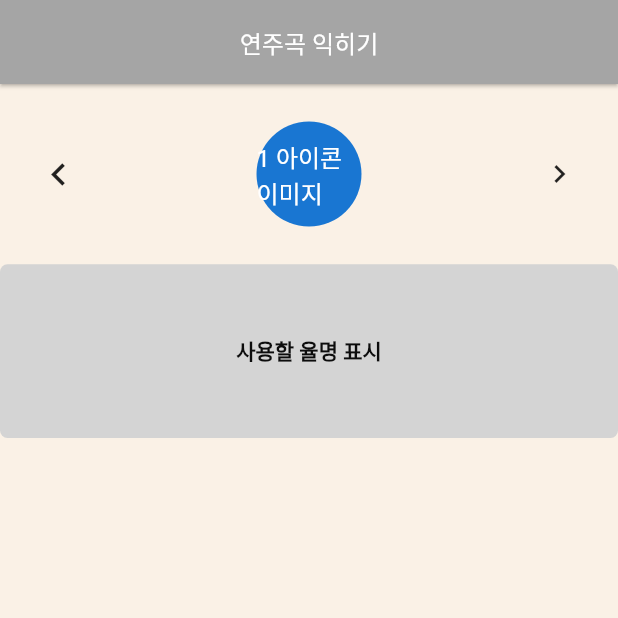
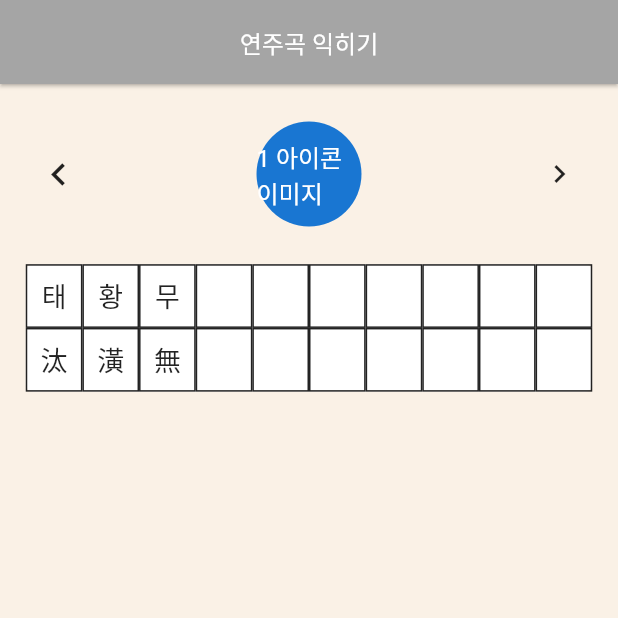
Before and after one commit to anseungwoo/mct_danso, a Flutter app: the DansoChartlist screen opened directly, on a phone screen of 412 x 824 dp, the top half of it. Run offline on Flutter 3.47's test engine with Material 2 defaults, Android fonts, the phone set to English and light mode, and no system bars; our stand-ins replace audioplayers, camera, carousel_slider, double_back_to_close_app, flutter_screenutil, fluttertoast and 7 more; missing offline and left inert: danso_function, dart:ffi, flutter_audio_recorder, flutter_sequence_animation, flutter_youtube_view; accounts and stored records are empty.

Commit message:
사용할율명표시:사용할율명표시부분 ui플로우에 나와있는대로수정 danso_chartlist.dart 한글을 표시할 컨테이너 10개 한자를 표시할 컨테이너 10개생성 learning_song_and_level_controller.dart list로 한글율명 한자율명을 저장 danso_function 버전업 <description> <issue-number>

```diff
--- a/lib/controllers/learning_song_and_level_controller.dart
+++ b/lib/controllers/learning_song_and_level_controller.dart
@@ -4,7 +4,20 @@ import 'package:project_danso/db/db_helpers.dart';
 class LearningSongAndLevelController extends GetxController {
   int currentLevel = 1;
   var songList = [].obs;
-
+  List hanja = [
+    '',
+    ['汰', '潢', '無', '', '', '', '', '', '', ''],
+    ['無', '潢', '汰', '㳞', '淋', '', '', '', '', ''],
+    ['仲', '林', '無', '潢', '汰', '㳞', '淋', '', '', ''],
+    ['仲', '林', '無', '潢', '汰', '㳞', '淋', '潕', '㶂', '㳲']
+  ];
+  List hangeul = [
+    '',
+    ['태', '황', '무', '', '', '', '', '', '', ''],
+    ['무', '황', '태', '중', '임', '', '', '', '', ''],
+    ['중', '임', '무', '황', '태', '중', '임', '', '', ''],
+    ['중', '임', '무', '황', '태', '중', '임', '무', '황', '태']
+  ];
   @override
   void onInit() {
     super.onInit();
--- a/lib/widgets/jungganbo/song_list_jungganbo.dart
+++ b/lib/widgets/jungganbo/song_list_jungganbo.dart
@@ -62,7 +62,7 @@ Widget fourByEightJung(double width, double height, int next) {
   );
 }
 
-Widget fourBySixJon(double width, double height) {
+Widget fourBySixJung(double width, double height) {
   JungGanBo testJungGanBo = new JungGanBo("도라지타령", "세마치장단",
       "t|m|h|o#mh|tm|h|o#mh|tm|h|o#mh|tm|h|o#mh|tm|h|o#t|m|h|o#J|^|J|^#J|^|J|J#mh|tt|tt|h#tt|J|tt|h#t|tt|tt|h#tt|J|tt|h#t|tt|tt|h#tt|J|tt|h#mh|tt|tt|h#tt|J|tt|h#mh|tm|h|o#mh|tt|tt|th#th|mh|t|^#o|o|o|o#");
   return Row(
--- a/lib/widgets/my_page/danso_chartlist.dart
+++ b/lib/widgets/my_page/danso_chartlist.dart
@@ -58,17 +58,51 @@ class DansoChartlist extends StatelessWidget {
                 ),
                 Container(
                   decoration: BoxDecoration(
-                    color: lightGray,
+                    color: white,
                     borderRadius: BorderRadius.all(Radius.circular(5.0)),
                   ),
-                  height: 90.h,
-                  // width: 330.w,
-                  child: Center(
-                      child: Text(
-                    '사용할 율명 표시',
-                    style: TextStyle(
-                        color: textDarkBlack, fontWeight: FontWeight.bold),
-                  )),
+                  height: 66.h,
+                  width: 330.w,
+                  child: Column(
+                    children: [
+                      Row(
+                        mainAxisAlignment: MainAxisAlignment.center,
+                        crossAxisAlignment: CrossAxisAlignment.center,
+                        children: [
+                          for (var i = 0; i < 10; i++)
+                            Container(
+                              width: 33.w,
+                              height: 33.h,
+                              decoration: BoxDecoration(
+                                  border: Border.all(color: textBlack)),
+                              child: Center(
+                                child: Text(
+                                    "${controller.hangeul[controller.currentLevel][i]}",
+                                    style: TextStyle(fontSize: textStyleSize)),
+                              ),
+                            )
+                        ],
+                      ),
+                      Row(
+                        mainAxisAlignment: MainAxisAlignment.center,
+                        crossAxisAlignment: CrossAxisAlignment.center,
+                        children: [
+                          for (var i = 0; i < 10; i++)
+                            Container(
+                              width: 33.w,
+                              height: 33.h,
+                              decoration: BoxDecoration(
+                                  border: Border.all(color: textBlack)),
+                              child: Center(
+                                child: Text(
+                                    "${controller.hanja[controller.currentLevel][i]}",
+                                    style: TextStyle(fontSize: textStyleSize)),
+                              ),
+                            )
+                        ],
+                      ),
+                    ],
+                  ),
                 ),
                 SizedBox(height: 20.h),
                 Expanded(
--- a/pubspec.yaml
+++ b/pubspec.yaml
@@ -42,7 +42,7 @@ dependencies:
   camera: ^0.7.0+4
   video_player: ^1.0.1
   path_provider: ^1.6.28
-  danso_function: ^0.0.5
+  danso_function: ^0.0.6
   path: ^1.7.0
   gallery_saver: ^2.0.3
   flutter_youtube_view: ^1.1.10
```
Also changed, not shown: pubspec.lock.
